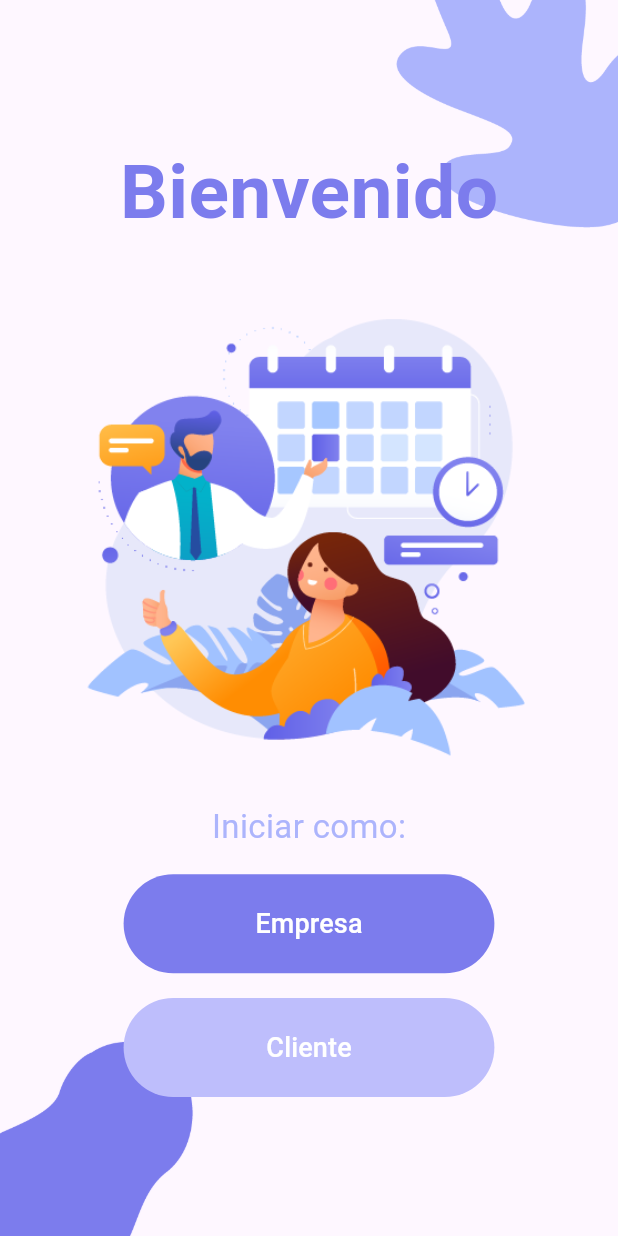
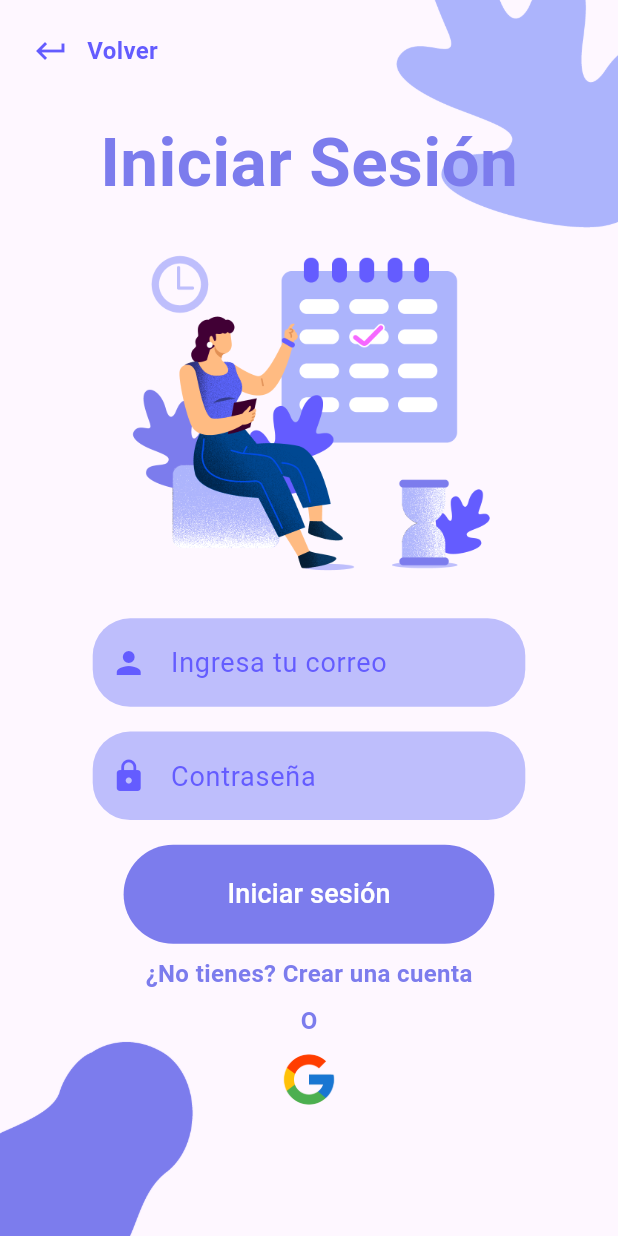
Before and after one commit to cephantasmar/proyecto_agenda, a Flutter app: the screen it shows after launch, after a tap on "Empresa", on a phone screen of 412 x 824 dp. Run offline on Flutter 3.47's test engine with Material 3 defaults, Android fonts, the phone set to English and light mode, and no system bars.

Commit message:
se agrega la pantalla de login

```diff
--- a/lib/views/view_bienvenida.dart
+++ b/lib/views/view_bienvenida.dart
@@ -1,4 +1,5 @@
 import 'package:flutter/material.dart';
+import 'package:proy_agenda/views/view_login.dart';
 import '../constantes.dart';
 class Bienvenida extends StatelessWidget {
   const Bienvenida({super.key});
@@ -33,7 +34,12 @@ class Bienvenida extends StatelessWidget {
                 SizedBox(
                   width: size.width * 0.6, // Ancho del 60% de la pantalla
                   child: TextButton(
-                    onPressed: () {},
+                    onPressed: () {
+                      Navigator.push(
+                        context,
+                        MaterialPageRoute(builder: (context) => ViewLogin()),
+                      );
+                    },
                     child: Text("Empresa", style: TextStyle(fontSize: fBoton)),
                     style: TextButton.styleFrom(
                       padding: EdgeInsets.symmetric(horizontal: 40, vertical: 20),
--- a/lib/views/view_login.dart
+++ b/lib/views/view_login.dart
@@ -0,0 +1,171 @@
+import 'package:flutter/material.dart';
+import '../constantes.dart';
+
+class ViewLogin extends StatelessWidget {
+  const ViewLogin({super.key});
+
+  @override
+  Widget build(BuildContext context) {
+    Size size = MediaQuery.of(context).size;
+    return Scaffold(
+      body: Stack(
+        alignment: Alignment.center,
+        children: [
+          BackgroundLogin(),
+          SingleChildScrollView(
+            child: Column(
+              mainAxisAlignment: MainAxisAlignment.center,
+              children: [
+
+                Text("Iniciar Sesión", style: TextStyle(
+                  fontSize: fMedium ,
+                  color: PrimaryColor ,
+                  fontWeight: FontWeight.bold,
+                ),
+                ),
+                SizedBox(
+                  height: size.height*0.01,
+                ),
+                Image.asset("assets/Imagenes/ilus1.png",height: size.height*0.30),
+
+                SizedBox(
+                  height: size.height*0.02,
+                ),
+                SizedBox(
+                  width: size.width * 0.7, // Ancho del 60% de la pantalla
+                  child: TextField(
+                    style: TextStyle(color: Color3, fontSize: fBoton),
+                    decoration: InputDecoration(
+                      filled: true,
+                      fillColor: ColorLight,
+                      border: OutlineInputBorder(
+                        borderRadius: BorderRadius.circular(25),
+                        borderSide:  BorderSide.none
+                      ),
+                      hintText: 'Ingresa tu correo',
+                      hintStyle: TextStyle(color: Color3, fontSize: fBoton),
+                      prefixIcon: Icon(Icons.person, color: Color3)
+
+                    ),
+                  ),
+                ),
+                SizedBox(
+                  height: size.height*0.02,
+                ),
+                SizedBox(
+                  width: size.width * 0.7, // Ancho del 60% de la pantalla
+                  child: TextField(
+                    style: TextStyle(color: Color3, fontSize: fBoton),
+                    obscureText: true,
+                    decoration: InputDecoration(
+                        filled: true,
+                        fillColor: ColorLight,
+                        border: OutlineInputBorder(
+                            borderRadius: BorderRadius.circular(25),
+                            borderSide:  BorderSide.none
+                        ),
+                        hintText: "Contraseña",
+                        hintStyle: TextStyle(color: Color3, fontSize: fBoton),
+                        prefixIcon: Icon(Icons.lock, color: Color3)
+
+                    ),
+                  ),
+                ),
+                SizedBox(
+                  height: size.height*0.02,
+                ),
+
+                SizedBox(
+                  width: size.width * 0.6, // Ancho del 60% de la pantalla
+                  child: TextButton(
+                    onPressed: () {},
+                    child: Text("Iniciar sesión", style: TextStyle(fontSize: fBoton)),
+                    style: TextButton.styleFrom(
+                      padding: EdgeInsets.symmetric(horizontal: 40, vertical: 20),
+                      foregroundColor: Colors.white, // color fuente
+                      backgroundColor: PrimaryColor, // color fondo
+                      overlayColor: Color3,
+                    ),
+                  ),
+                ),
+                SizedBox(
+                  height: size.height*0.01,
+                ),
+                Text("¿No tienes? Crear una cuenta", style: TextStyle(
+                  fontSize: fCuerpo ,
+                  color: PrimaryColor ,
+                  fontWeight: FontWeight.bold,
+                ),
+                ),
+                SizedBox(
+                  height: size.height*0.01,
+                ),
+                Text("O", style: TextStyle(
+                  fontSize: fCuerpo ,
+                  color: PrimaryColor ,
+                  fontWeight: FontWeight.bold,
+                ),
+                ),
+                IconButton(onPressed: (){},
+                    icon:Image.asset("assets/Imagenes/google.png",height: 40),
+
+
+                )
+
+              ],
+            ),
+          )
+        ],
+      ),
+    );
+  }
+}
+class BackgroundLogin extends StatelessWidget {
+  const BackgroundLogin({super.key});
+
+  @override
+  Widget build(BuildContext context) {
+    Size size = MediaQuery.of(context).size;
+    return Container(
+      height: size.height,
+      width: size.width,
+      child: Stack(
+        alignment: Alignment.center,
+        children: [
+          Positioned(
+              top: -50,
+              right: -50,
+              child: Image.asset("assets/Imagenes/hoja2.png", width: size.width*0.5,)
+          ),
+          Positioned(
+              bottom: -50,
+
+              left: -50,
+
+              child: Image.asset("assets/Imagenes/forma3.png", width: size.width*0.5,)
+          ),
+          Positioned(
+            top: 10,
+              left: 10,
+
+              child: Row(
+                children: [IconButton(
+                    onPressed: (){
+                      Navigator.pop(context);
+                    },
+                    icon: Icon(Icons.keyboard_return, color: Color3,)
+                ),
+                  Text("Volver", style: TextStyle(
+                    fontSize: fCuerpo ,
+                    color: Color3 ,
+                    fontWeight: FontWeight.bold,
+                  ),
+                  )
+                ]
+              )
+          )
+        ],
+      ),
+    );
+  }
+}
```
Also changed, not shown: assets/Imagenes/google.png (added), lib/views/view_crearcuenta.dart (added).
